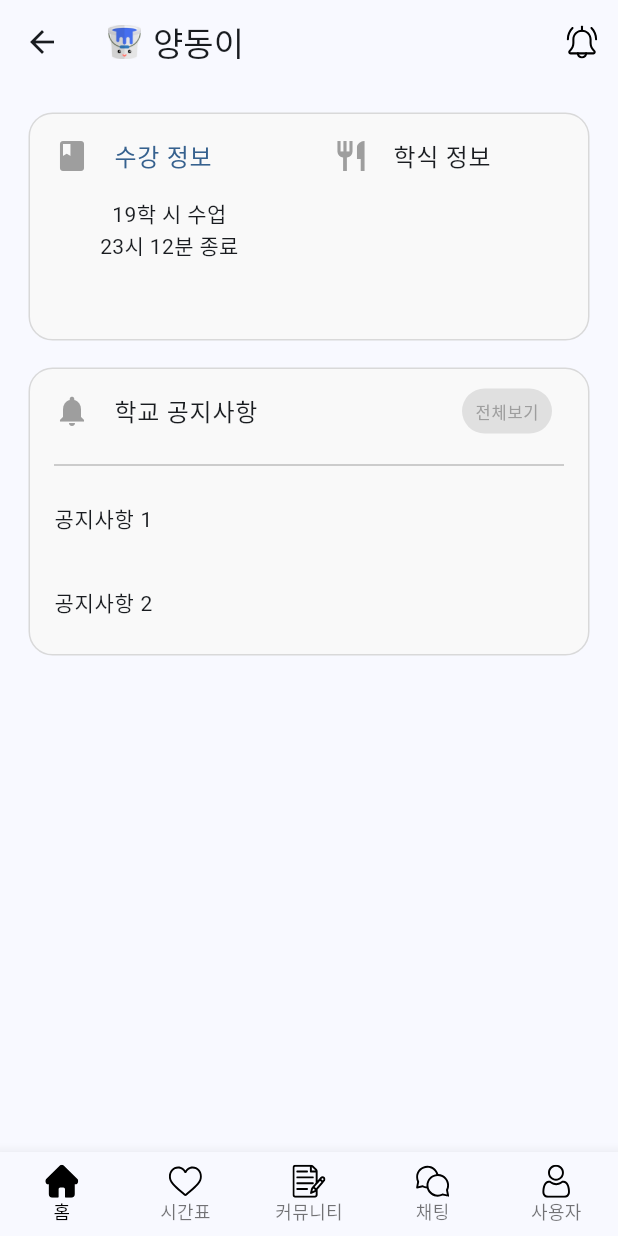
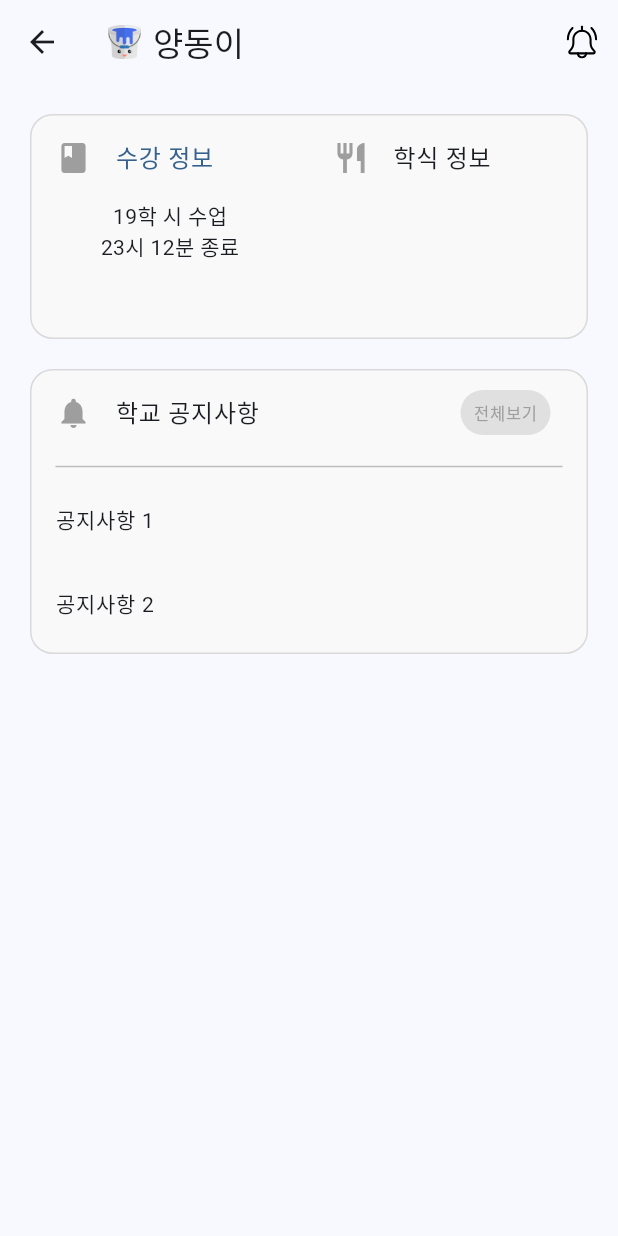
Before and after one commit to jnjosjk0965/secretJuJuWeapon, a Flutter app: the HomeTab screen opened directly, after a tap on "수강 정보", on a phone screen of 412 x 824 dp. Run offline on Flutter 3.47's test engine with Material 3 defaults, Android fonts, the phone set to English and light mode, and no system bars; our stand-ins replace flutter_svg, shared_preferences; accounts and stored records are empty.

Commit message:
feat : BottomNavigationBar 분리, main 화면 IndexScreen으로 수정

```diff
--- a/yangdonge_client/lib/main.dart
+++ b/yangdonge_client/lib/main.dart
@@ -29,8 +29,7 @@ class App extends StatelessWidget {
         colorScheme: ColorScheme.fromSeed(seedColor: Colors.blue),
         useMaterial3: true,
       ),
-      home: const HomeTab(), //홈 탭이 메인 화면
-
+      home: const IndexScreen(), //홈 탭이 메인 화면
     );
   }
 }
--- a/yangdonge_client/lib/screen/screen_index.dart
+++ b/yangdonge_client/lib/screen/screen_index.dart
@@ -43,7 +43,7 @@ class _IndexScreenState extends State<IndexScreen>
     ),
     BottomNavigationBarItem(
       icon: Icon(Icons.person_outlined),
-      label: '커뮤니티',
+      label: '프로필',
     ),
   ];
 
@@ -57,6 +57,7 @@ class _IndexScreenState extends State<IndexScreen>
   @override
   void dispose() {
     _tabController.removeListener(tabListener);
+    _tabController.dispose();
     super.dispose();
   }
 
--- a/yangdonge_client/lib/tabs/tab_home.dart
+++ b/yangdonge_client/lib/tabs/tab_home.dart
@@ -1,6 +1,5 @@
 import 'package:flutter/material.dart';
 import 'package:flutter_svg/flutter_svg.dart';
-import 'package:yangdonge_client/tabs/tab_comunity.dart';
 
 class HomeTab extends StatefulWidget {
   const HomeTab({Key? key}) : super(key: key);
@@ -10,7 +9,6 @@ class HomeTab extends StatefulWidget {
 }
 
 class _HomeTabState extends State<HomeTab> {
-  int _selectedIndex = 0; // 홈 bottomNavigationBar 아이템 인덱스
   bool isAttendanceExpanded = false;
   bool isDiningExpanded = false;
 
@@ -47,7 +45,6 @@ class _HomeTabState extends State<HomeTab> {
               shape: RoundedRectangleBorder(
                 side: BorderSide(
                   width: 1,
-                  strokeAlign: BorderSide.strokeAlignOutside,
                   color: Color(0xFFD9D9D9),
                 ),
                 borderRadius: BorderRadius.circular(15),
@@ -138,7 +135,6 @@ class _HomeTabState extends State<HomeTab> {
               shape: RoundedRectangleBorder(
                 side: BorderSide(
                   width: 1,
-                  strokeAlign: BorderSide.strokeAlignOutside,
                   color: Color(0xFFD9D9D9),
                 ),
                 borderRadius: BorderRadius.circular(15),
@@ -225,78 +221,11 @@ class _HomeTabState extends State<HomeTab> {
     );
   }
 
-  Widget _bottomNavigationBar() {
-    return BottomNavigationBar(
-      type: BottomNavigationBarType.fixed,
-      onTap: _onItemTapped, // 수정된 콜백
-      selectedFontSize: 12,
-      selectedItemColor: Colors.black,
-      currentIndex: _selectedIndex, // 현재 선택된 인덱스
-      items: [
-        BottomNavigationBarItem(
-          icon: SvgPicture.asset("assets/svg/home_off.svg", width: 22),
-          activeIcon: SvgPicture.asset("assets/svg/home_on.svg", width: 22),
-          label: "홈",
-        ),
-        BottomNavigationBarItem(
-          icon: SvgPicture.asset("assets/svg/heart_off.svg", width: 22),
-          activeIcon: SvgPicture.asset("assets/svg/heart_on.svg", width: 22),
-          label: "시간표",
-        ),
-        BottomNavigationBarItem(
-          icon: SvgPicture.asset("assets/svg/notes_off.svg", width: 22),
-          activeIcon: SvgPicture.asset("assets/svg/notes_on.svg", width: 22),
-          label: "커뮤니티",
-        ),
-        BottomNavigationBarItem(
-          icon: SvgPicture.asset("assets/svg/chat_off.svg", width: 22),
-          activeIcon: SvgPicture.asset("assets/svg/chat_on.svg", width: 22),
-          label: "채팅",
-        ),
-        BottomNavigationBarItem(
-          icon: SvgPicture.asset("assets/svg/user_off.svg", width: 22),
-          activeIcon: SvgPicture.asset("assets/svg/user_on.svg", width: 22),
-          label: "사용자",
-        ),
-      ],
-    );
-  }
-
-  // 바텀 네비게이션 아이템 탭 시 호출되는 콜백
-  void _onItemTapped(int index) {
-    setState(() {
-      _selectedIndex = index;
-      // 각 인덱스에 따른 페이지 이동
-      switch (_selectedIndex) {
-        case 0:
-          // 홈 페이지
-          break;
-        case 1:
-          // 시간표 페이지
-          break;
-        case 2:
-          // 커뮤니티 페이지로 이동
-          Navigator.push(
-            context,
-            MaterialPageRoute(builder: (context) => ComunityTab()),
-          );
-          break;
-        case 3:
-          // 채팅 페이지
-          break;
-        case 4:
-          // 사용자 페이지
-          break;
-      }
-    });
-  }
-
   @override
   Widget build(BuildContext context) {
     return Scaffold(
       appBar: _appbarWidget(),
       body: _bodyWidget(),
-      bottomNavigationBar: _bottomNavigationBar(),
     );
   }
 }
```
Also changed, not shown: yangdonge_client/lib/tabs/tab_comunity.dart (+65 -144 lines).
